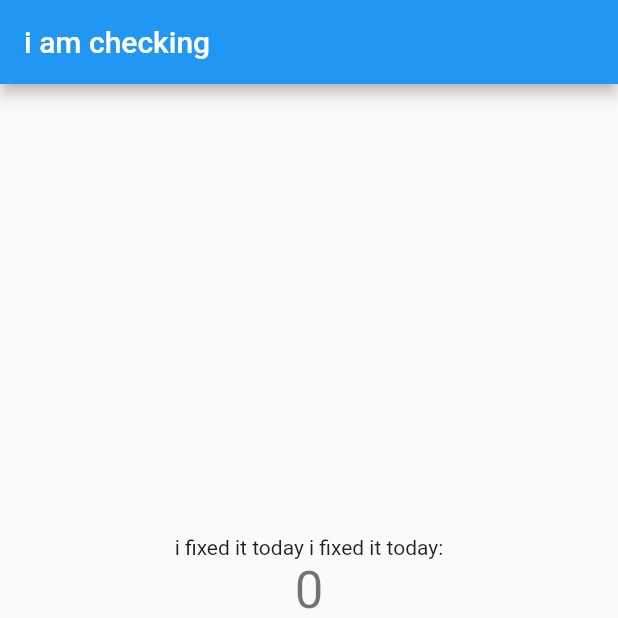
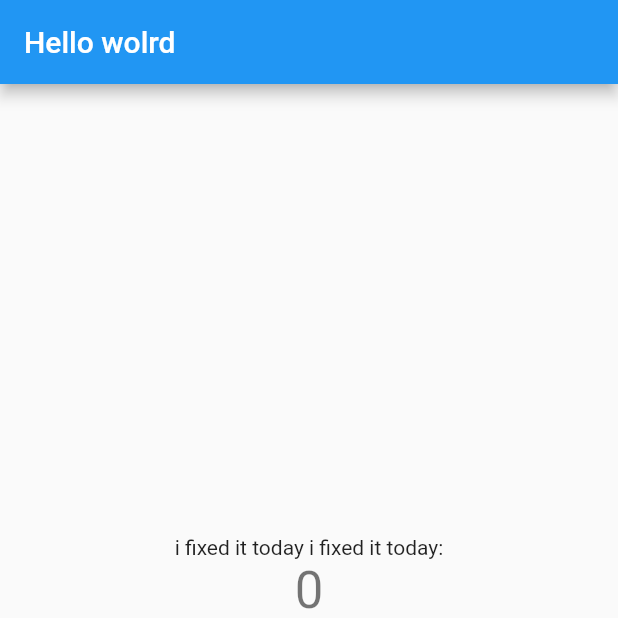
Before and after one commit to alibiz4002/counter-app, a Flutter app: the screen it shows after launch, on a phone screen of 412 x 824 dp, the top half of it. Run offline on Flutter 3.47's test engine with Material 2 defaults, Android fonts, the phone set to English and light mode, and no system bars.

Commit message:
change title text

```diff
--- a/lib/main.dart
+++ b/lib/main.dart
@@ -16,7 +16,7 @@ class MyApp extends StatelessWidget {
       theme: ThemeData(
         primarySwatch: Colors.blue,
       ),
-      home: const MyHomePage(title: 'i am checking'),
+      home: const MyHomePage(title: 'Hello wolrd'),
     );
   }
 }
```
